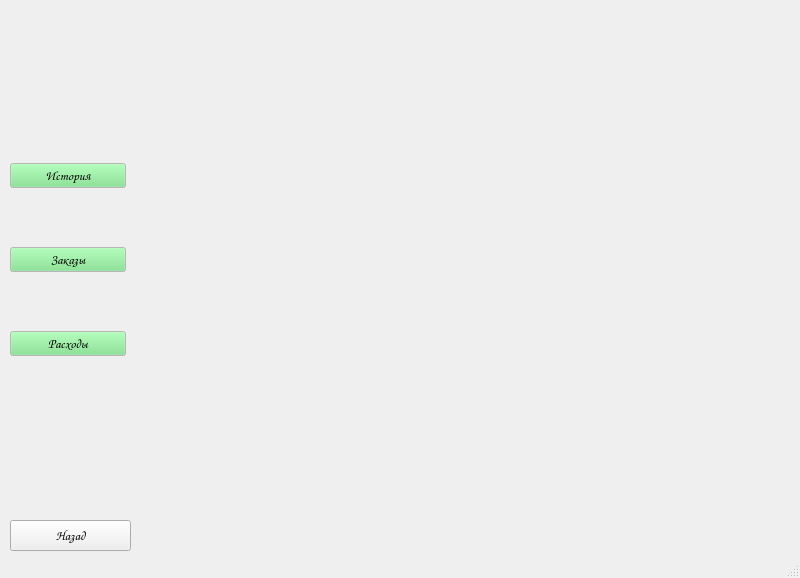
This is forms/admin.ui in AllaKzm/Praktic as Qt 5 draws it before an edit. The edited form follows.
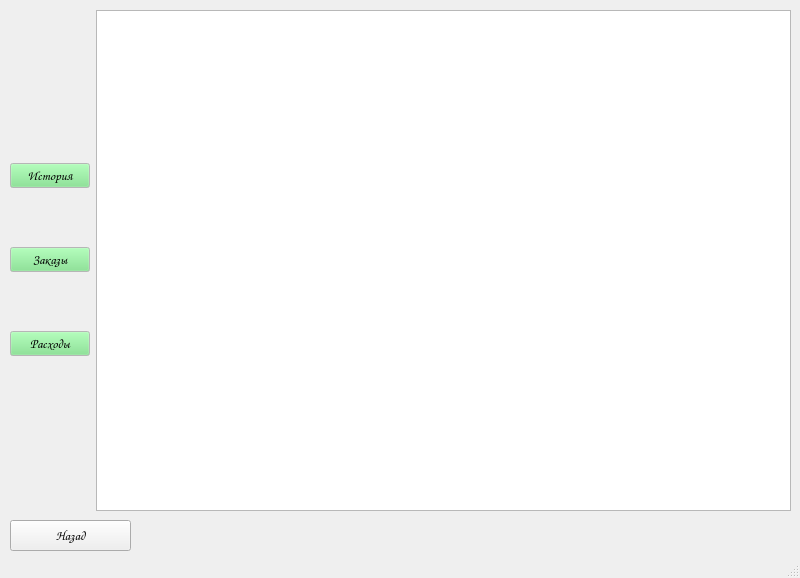
This is the edited form.

The edit to the form file:
```diff
--- a/forms/admin.ui
+++ b/forms/admin.ui
@@ -42,7 +42,7 @@
       <height>501</height>
      </rect>
     </property>
-    <layout class="QHBoxLayout" name="horizontalLayout" stretch="3,17">
+    <layout class="QHBoxLayout" name="horizontalLayout" stretch="1,9">
      <item>
       <layout class="QVBoxLayout" name="verticalLayout">
        <property name="topMargin">
@@ -203,6 +203,15 @@
               </color>
              </brush>
             </colorrole>
+            <colorrole role="PlaceholderText">
+             <brush brushstyle="NoBrush">
+              <color alpha="128">
+               <red>0</red>
+               <green>0</green>
+               <blue>0</blue>
+              </color>
+             </brush>
+            </colorrole>
            </active>
            <inactive>
             <colorrole role="WindowText">
@@ -340,6 +349,15 @@
               </color>
              </brush>
             </colorrole>
+            <colorrole role="PlaceholderText">
+             <brush brushstyle="NoBrush">
+              <color alpha="128">
+               <red>0</red>
+               <green>0</green>
+               <blue>0</blue>
+              </color>
+             </brush>
+            </colorrole>
            </inactive>
            <disabled>
             <colorrole role="WindowText">
@@ -477,6 +495,15 @@
               </color>
              </brush>
             </colorrole>
+            <colorrole role="PlaceholderText">
+             <brush brushstyle="NoBrush">
+              <color alpha="128">
+               <red>0</red>
+               <green>0</green>
+               <blue>0</blue>
+              </color>
+             </brush>
+            </colorrole>
            </disabled>
           </palette>
          </property>
@@ -637,6 +664,15 @@
               </color>
              </brush>
             </colorrole>
+            <colorrole role="PlaceholderText">
+             <brush brushstyle="NoBrush">
+              <color alpha="128">
+               <red>0</red>
+               <green>0</green>
+               <blue>0</blue>
+              </color>
+             </brush>
+            </colorrole>
            </active>
            <inactive>
             <colorrole role="WindowText">
@@ -774,6 +810,15 @@
               </color>
              </brush>
             </colorrole>
+            <colorrole role="PlaceholderText">
+             <brush brushstyle="NoBrush">
+              <color alpha="128">
+               <red>0</red>
+               <green>0</green>
+               <blue>0</blue>
+              </color>
+             </brush>
+            </colorrole>
            </inactive>
            <disabled>
             <colorrole role="WindowText">
@@ -911,6 +956,15 @@
               </color>
              </brush>
             </colorrole>
+            <colorrole role="PlaceholderText">
+             <brush brushstyle="NoBrush">
+              <color alpha="128">
+               <red>0</red>
+               <green>0</green>
+               <blue>0</blue>
+              </color>
+             </brush>
+            </colorrole>
            </disabled>
           </palette>
          </property>
@@ -1077,6 +1131,15 @@
               </color>
              </brush>
             </colorrole>
+            <colorrole role="PlaceholderText">
+             <brush brushstyle="NoBrush">
+              <color alpha="128">
+               <red>0</red>
+               <green>0</green>
+               <blue>0</blue>
+              </color>
+             </brush>
+            </colorrole>
            </active>
            <inactive>
             <colorrole role="WindowText">
@@ -1214,6 +1277,15 @@
               </color>
              </brush>
             </colorrole>
+            <colorrole role="PlaceholderText">
+             <brush brushstyle="NoBrush">
+              <color alpha="128">
+               <red>0</red>
+               <green>0</green>
+               <blue>0</blue>
+              </color>
+             </brush>
+            </colorrole>
            </inactive>
            <disabled>
             <colorrole role="WindowText">
@@ -1351,6 +1423,15 @@
               </color>
              </brush>
             </colorrole>
+            <colorrole role="PlaceholderText">
+             <brush brushstyle="NoBrush">
+              <color alpha="128">
+               <red>0</red>
+               <green>0</green>
+               <blue>0</blue>
+              </color>
+             </brush>
+            </colorrole>
            </disabled>
           </palette>
          </property>
@@ -1368,14 +1449,7 @@
       </layout>
      </item>
      <item>
-      <widget class="QStackedWidget" name="stackedWidget">
-       <property name="currentIndex">
-        <number>0</number>
-       </property>
-       <widget class="QWidget" name="history"/>
-       <widget class="QWidget" name="orders"/>
-       <widget class="QWidget" name="expenses"/>
-      </widget>
+      <widget class="QTableWidget" name="tableWidget"/>
      </item>
     </layout>
    </widget>
```
